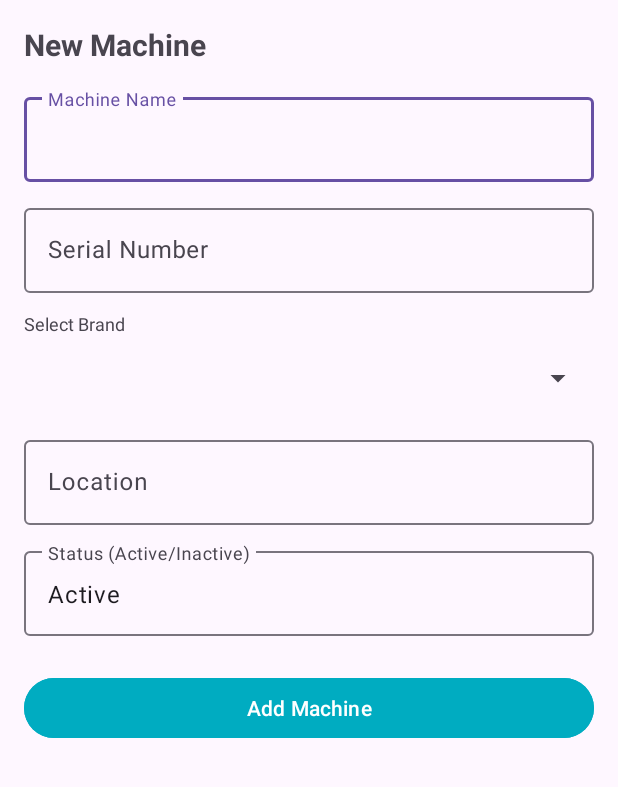
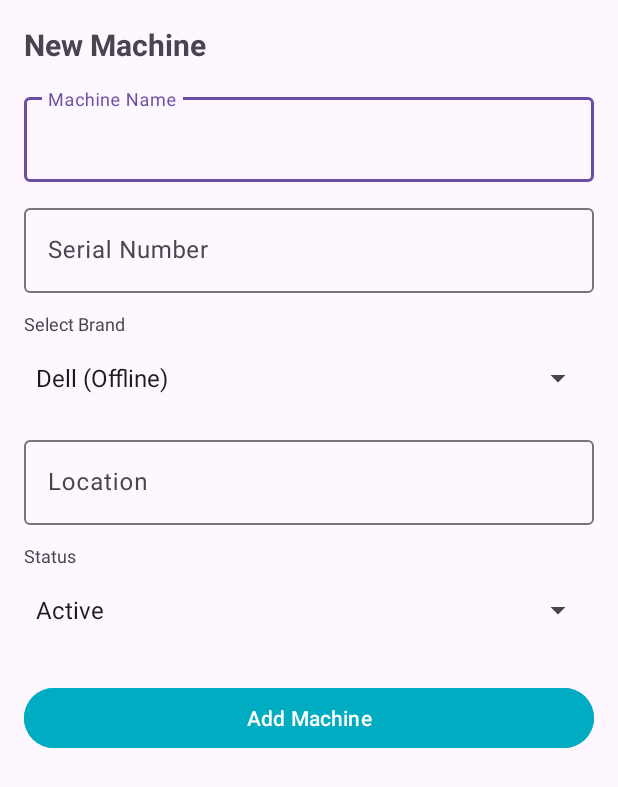
Before and after one commit to jeromeboitenge/Android-Studion, an Android app: the NetworkActivity screen opened directly, with no data from a screen before it, after a tap on "Add Machine", on a phone screen of 412 x 824 dp. Shown: the top 787 px of the screen. Run offline under Robolectric (Android 15) with nearby library versions, the phone set to English and light mode, and no system bars; our stand-ins replace Volley; network calls fail.

Commit message:
working file

```diff
--- a/app/src/main/java/com/example/assignment1/NetworkActivity.java
+++ b/app/src/main/java/com/example/assignment1/NetworkActivity.java
@@ -26,7 +26,7 @@ public class NetworkActivity extends AppCompatActivity {
 
     // IMPORTANT: Updated for Physical Device testing
     // Was: "http://10.0.2.2:3000/api/machines"
-    private static final String BASE_URL = "http://172.31.172.221:3000/api/machines";
+    private static final String BASE_URL = "http://10.45.204.208:3000/api/machines";
 
     private RecyclerView recyclerView;
     private NetworkAdapter adapter;
@@ -46,7 +46,8 @@ public class NetworkActivity extends AppCompatActivity {
 
         fetchData();
 
-        Toast.makeText(this, "Tethering: Use Computer IP if on real device!", Toast.LENGTH_LONG).show();
+        // Toast.makeText(this, "Tethering: Use Computer IP if on real device!",
+        // Toast.LENGTH_LONG).show();
     }
 
     public void refreshData() {
--- a/app/src/main/java/com/example/assignment1/NetworkFormFragment.java
+++ b/app/src/main/java/com/example/assignment1/NetworkFormFragment.java
@@ -1,9 +1,6 @@
 package com.example.assignment1;
 
 import android.os.Bundle;
-
-import androidx.fragment.app.Fragment;
-
 import android.view.LayoutInflater;
 import android.view.View;
 import android.view.ViewGroup;
@@ -12,6 +9,10 @@ import android.widget.Button;
 import android.widget.EditText;
 import android.widget.Spinner;
 import android.widget.Toast;
+
+import androidx.annotation.NonNull;
+import androidx.annotation.Nullable;
+import androidx.fragment.app.Fragment;
 
 import com.android.volley.Request;
 import com.android.volley.RequestQueue;
@@ -29,28 +30,35 @@ import java.util.List;
 
 public class NetworkFormFragment extends Fragment {
 
-    private EditText etName, etSerial, etLocation, etStatus;
-    private Spinner spinnerBrand;
+    private EditText etName, etSerial, etLocation;
+    private Spinner spinnerBrand, spinnerStatus;
     private Button btnSubmit;
     private List<Brand> brandList;
     private ArrayAdapter<Brand> brandAdapter;
 
+    @Nullable
     @Override
-    public View onCreateView(LayoutInflater inflater, ViewGroup container,
-            Bundle savedInstanceState) {
+    public View onCreateView(@NonNull LayoutInflater inflater, @Nullable ViewGroup container,
+            @Nullable Bundle savedInstanceState) {
         View view = inflater.inflate(R.layout.fragment_network_form, container, false);
 
         etName = view.findViewById(R.id.et_machine_name);
         etSerial = view.findViewById(R.id.et_serial_number);
         etLocation = view.findViewById(R.id.et_location);
-        etStatus = view.findViewById(R.id.et_status);
+        spinnerStatus = view.findViewById(R.id.spinner_status);
         spinnerBrand = view.findViewById(R.id.spinner_network_brand);
         btnSubmit = view.findViewById(R.id.btn_submit_machine);
 
+        // Init Brand Spinner
         brandList = new ArrayList<>();
-        // Init spinner with empty list
         brandAdapter = new ArrayAdapter<>(requireContext(), android.R.layout.simple_spinner_dropdown_item, brandList);
         spinnerBrand.setAdapter(brandAdapter);
+
+        // Init Status Spinner
+        String[] statuses = { "Active", "Inactive" };
+        ArrayAdapter<String> statusAdapter = new ArrayAdapter<>(requireContext(),
+                android.R.layout.simple_spinner_dropdown_item, statuses);
+        spinnerStatus.setAdapter(statusAdapter);
 
         fetchBrands();
 
@@ -60,10 +68,12 @@ public class NetworkFormFragment extends Fragment {
     }
 
     private void fetchBrands() {
+        if (getActivity() == null)
+            return;
+
         NetworkActivity activity = (NetworkActivity) getActivity();
-        if (activity != null) {
         // Updated to Local IP for Physical Device support
-            String url = "http://172.31.172.221:3000/api/brands";
+        String url = "http://10.45.204.208:3000/api/brands";
 
         JsonArrayRequest jsonArrayRequest = new JsonArrayRequest(
                 Request.Method.GET,
@@ -90,20 +100,32 @@ public class NetworkFormFragment extends Fragment {
                 new Response.ErrorListener() {
                     @Override
                     public void onErrorResponse(VolleyError error) {
-                            // Silent fail or toast
-                            // Toast.makeText(getContext(), "Failed to load brands",
-                            // Toast.LENGTH_SHORT).show();
+                        if (getContext() != null) {
+                            Toast.makeText(getContext(), "Failed to load brands. Using Offline.", Toast.LENGTH_SHORT)
+                                    .show();
+                        }
+
+                        // FALLBACK: Load default brands so app is usable even if network fails
+                        brandList.clear();
+                        brandList.add(new Brand(1L, "Dell (Offline)", "Offline default"));
+                        brandList.add(new Brand(2L, "HP (Offline)", "Offline default"));
+                        brandList.add(new Brand(3L, "Lenovo (Offline)", "Offline default"));
+                        brandAdapter.notifyDataSetChanged();
+
+                        error.printStackTrace();
                     }
                 });
         activity.getRequestQueue().add(jsonArrayRequest);
-        }
     }
 
     private void submitMachine() {
         String name = etName.getText().toString().trim();
         String serial = etSerial.getText().toString().trim();
         String location = etLocation.getText().toString().trim();
-        String status = etStatus.getText().toString().trim();
+        String status = "";
+        if (spinnerStatus.getSelectedItem() != null) {
+            status = spinnerStatus.getSelectedItem().toString();
+        }
 
         Brand selectedBrand = null;
         if (spinnerBrand.getSelectedItem() instanceof Brand) {
@@ -111,12 +133,15 @@ public class NetworkFormFragment extends Fragment {
         }
 
         if (name.isEmpty() || serial.isEmpty()) {
+            if (getContext() != null) {
                 Toast.makeText(getContext(), "Name and Serial are required", Toast.LENGTH_SHORT).show();
+            }
             return;
         }
 
+        if (getActivity() == null)
+            return;
         NetworkActivity activity = (NetworkActivity) getActivity();
-        if (activity != null) {
         RequestQueue queue = activity.getRequestQueue();
         String url = activity.getBaseUrl();
 
@@ -140,17 +165,37 @@ public class NetworkFormFragment extends Fragment {
                 new Response.Listener<JSONObject>() {
                     @Override
                     public void onResponse(JSONObject response) {
+                        if (getContext() != null) {
                             Toast.makeText(getContext(), "Machine Added!", Toast.LENGTH_SHORT).show();
+                        }
                         etName.setText("");
                         etSerial.setText("");
                         etLocation.setText("");
-                            activity.refreshData(); // Refresh the list
+                        // Optionally refresh data in activity
+                        if (getActivity() instanceof NetworkActivity) {
+                            ((NetworkActivity) getActivity()).refreshData();
+                        }
                     }
                 },
                 new Response.ErrorListener() {
                     @Override
                     public void onErrorResponse(VolleyError error) {
-                            Toast.makeText(getContext(), "Error adding machine", Toast.LENGTH_SHORT).show();
+                        String message = "Error adding machine";
+                        if (error.networkResponse != null && error.networkResponse.data != null) {
+                            try {
+                                String errorData = new String(error.networkResponse.data, "UTF-8");
+                                JSONObject errorJson = new JSONObject(errorData);
+                                message = "Error: " + errorJson.optString("error", error.getMessage());
+                            } catch (Exception e) {
+                                message = "Error: " + error.networkResponse.statusCode;
+                            }
+                        } else if (error.getMessage() != null) {
+                            message = "Error: " + error.getMessage();
+                        }
+
+                        if (getContext() != null) {
+                            Toast.makeText(getContext(), message, Toast.LENGTH_LONG).show();
+                        }
                         error.printStackTrace();
                     }
                 });
@@ -158,4 +203,3 @@ public class NetworkFormFragment extends Fragment {
         queue.add(jsonObjectRequest);
     }
 }
-}
--- a/app/src/main/res/layout/fragment_1.xml
+++ b/app/src/main/res/layout/fragment_1.xml
@@ -1,5 +1,6 @@
 <?xml version="1.0" encoding="utf-8"?>
 <ScrollView xmlns:android="http://schemas.android.com/apk/res/android"
+    xmlns:app="http://schemas.android.com/apk/res-auto"
     android:layout_width="match_parent"
     android:layout_height="match_parent"
     android:padding="@dimen/padding_medium">
@@ -37,7 +38,7 @@
                 android:src="@android:drawable/ic_input_add"
                 android:background="?attr/selectableItemBackgroundBorderless"
                 android:contentDescription="Add New Brand"
-                android:tint="@color/primary_color"/>
+                app:tint="@color/primary_color"/>
 
         </LinearLayout>
 
--- a/app/src/main/res/layout/fragment_network_form.xml
+++ b/app/src/main/res/layout/fragment_network_form.xml
@@ -65,17 +65,19 @@
         </com.google.android.material.textfield.TextInputLayout>
 
         <!-- Simple Spinner-like selection for Status could be better, but EditText for MVP -->
-        <com.google.android.material.textfield.TextInputLayout
+        <TextView
+            android:layout_width="wrap_content"
+            android:layout_height="wrap_content"
+            android:text="Status"
+            android:textSize="12sp"
+            android:layout_marginBottom="4dp"/>
+
+        <Spinner
+            android:id="@+id/spinner_status"
             android:layout_width="match_parent"
             android:layout_height="wrap_content"
-            android:hint="Status (Active/Inactive)"
-            android:layout_marginBottom="24dp">
-            <com.google.android.material.textfield.TextInputEditText
-                android:id="@+id/et_status"
-                android:layout_width="match_parent"
-                android:layout_height="wrap_content"
-                android:text="Active"/>
-        </com.google.android.material.textfield.TextInputLayout>
+            android:minHeight="48dp"
+            android:layout_marginBottom="24dp"/>
 
         <Button
             android:id="@+id/btn_submit_machine"
--- a/app/src/main/res/layout/item_network_record.xml
+++ b/app/src/main/res/layout/item_network_record.xml
@@ -1,5 +1,6 @@
 <?xml version="1.0" encoding="utf-8"?>
 <androidx.cardview.widget.CardView xmlns:android="http://schemas.android.com/apk/res/android"
+    xmlns:app="http://schemas.android.com/apk/res-auto"
     android:layout_width="match_parent"
     android:layout_height="wrap_content"
     android:layout_margin="8dp"
@@ -85,7 +86,7 @@
             android:src="@android:drawable/ic_menu_delete"
             android:background="?attr/selectableItemBackgroundBorderless"
             android:contentDescription="Delete"
-            android:tint="#D32F2F"/>
+            app:tint="#D32F2F"/>
 
     </LinearLayout>
 </androidx.cardview.widget.CardView>
--- a/app/src/main/res/xml/network_security_config.xml
+++ b/app/src/main/res/xml/network_security_config.xml
@@ -7,6 +7,7 @@
         <domain includeSubdomains="true">192.168.1.0</domain>
         <domain includeSubdomains="true">localhost</domain>
         <domain includeSubdomains="true">172.31.172.221</domain>
+        <domain includeSubdomains="true">10.45.204.208</domain>
     </domain-config>
     <base-config cleartextTrafficPermitted="true" />
 </network-security-config>
```
Also changed, not shown: app/src/main/res/layout/layout_nav_footer.xml (+4 -3 lines), 3 other files. Lines whose indentation alone changed are shown as unchanged.
